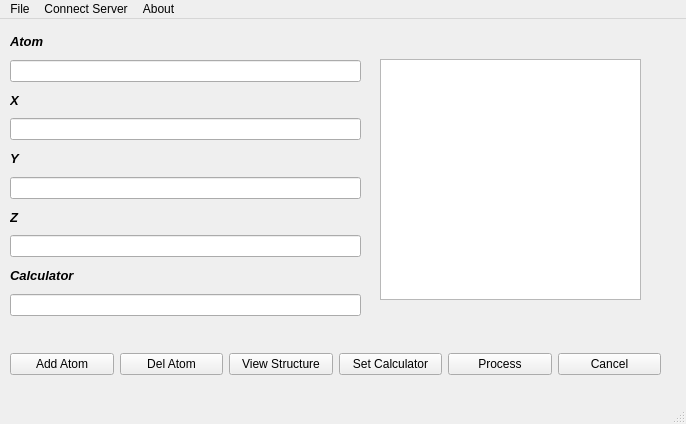
This is UI file/demo.ui in Albertdeng23/Material_tools_GUI-main as Qt 5 draws it before an edit. The edited form follows.
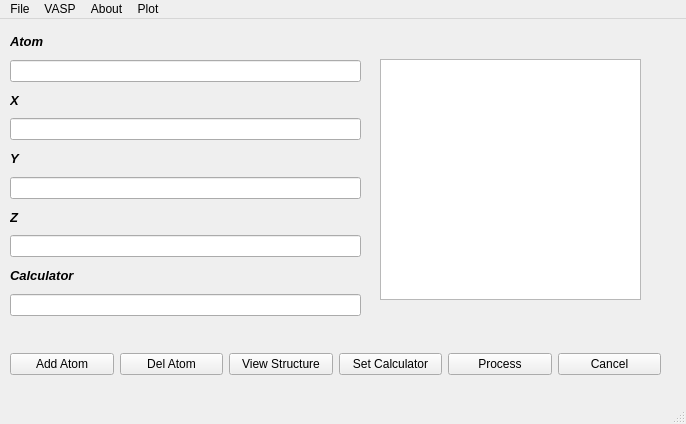
This is the edited form.

Commit message: Band-structure更新

What changed in the file:
```diff
--- a/UI file/demo.ui
+++ b/UI file/demo.ui
@@ -219,7 +219,7 @@
    </widget>
    <widget class="QMenu" name="menuConnect_Server">
     <property name="title">
-     <string>Connect Server</string>
+     <string>VASP</string>
     </property>
     <addaction name="actionServer"/>
    </widget>
@@ -230,9 +230,16 @@
     <addaction name="actionVision"/>
     <addaction name="actionAbout_Author"/>
    </widget>
+   <widget class="QMenu" name="menuPlot">
+    <property name="title">
+     <string>Plot</string>
+    </property>
+    <addaction name="actionBand_Structure"/>
+   </widget>
    <addaction name="menu"/>
    <addaction name="menuConnect_Server"/>
    <addaction name="menuAbout"/>
+   <addaction name="menuPlot"/>
   </widget>
   <widget class="QStatusBar" name="statusbar"/>
   <action name="actionFrom">
```
Left out of the diff: 11 changed lines with no effect on the pictures. The commit also changes 2 other files.
